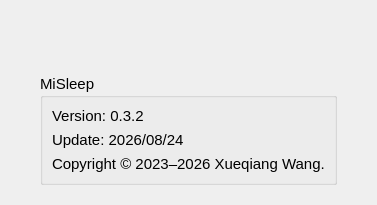
First picture: the form in src/misleep/gui/uis/about.ui, repository BryanWang0702/MiSleep, before the edit.
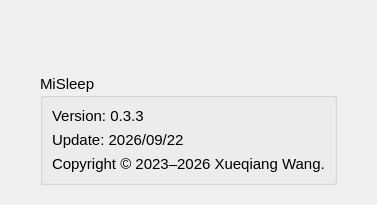
Second picture: the form after the edit. Icons and pictures are not drawn.

```diff
--- a/src/misleep/gui/uis/about.ui
+++ b/src/misleep/gui/uis/about.ui
@@ -58,14 +58,14 @@
       <item>
        <widget class="QLabel" name="VersionLabel">
         <property name="text">
-         <string>Version: 0.3.2</string>
+         <string>Version: 0.3.3</string>
         </property>
        </widget>
       </item>
       <item>
        <widget class="QLabel" name="UpdateLabel">
         <property name="text">
-         <string>Update: 2026/08/24</string>
+         <string>Update: 2026/09/22</string>
         </property>
        </widget>
       </item>
```
